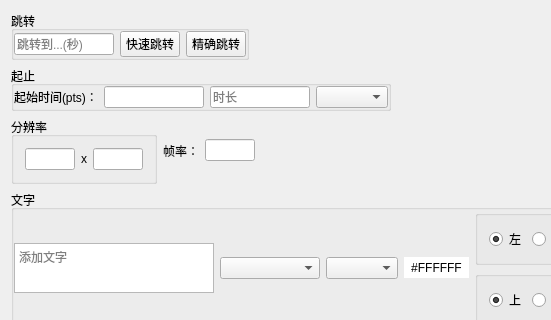
Above: src/fccutter/fcmainwidget.ui from LiangZuoting/ffcutter before the change; both pictures show x 0 to 551 and y 0 to 320 of the 1036 by 687 pixel window. Below: the same form after it.
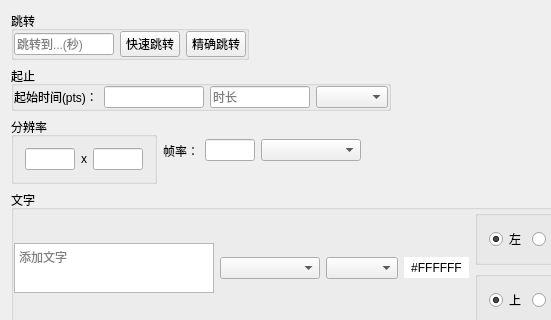
That is the form after the change. Custom widgets are drawn as their Qt base class.

The edit to the form file:
```diff
--- a/src/fccutter/fcmainwidget.ui
+++ b/src/fccutter/fcmainwidget.ui
@@ -265,6 +265,22 @@
           </layout>
          </widget>
         </item>
+        <item>
+         <widget class="QComboBox" name="audioComboBox">
+          <property name="sizePolicy">
+           <sizepolicy hsizetype="Fixed" vsizetype="Fixed">
+            <horstretch>0</horstretch>
+            <verstretch>0</verstretch>
+           </sizepolicy>
+          </property>
+          <property name="minimumSize">
+           <size>
+            <width>100</width>
+            <height>0</height>
+           </size>
+          </property>
+         </widget>
+        </item>
         <item>
          <spacer name="horizontalSpacer">
           <property name="orientation">
```
